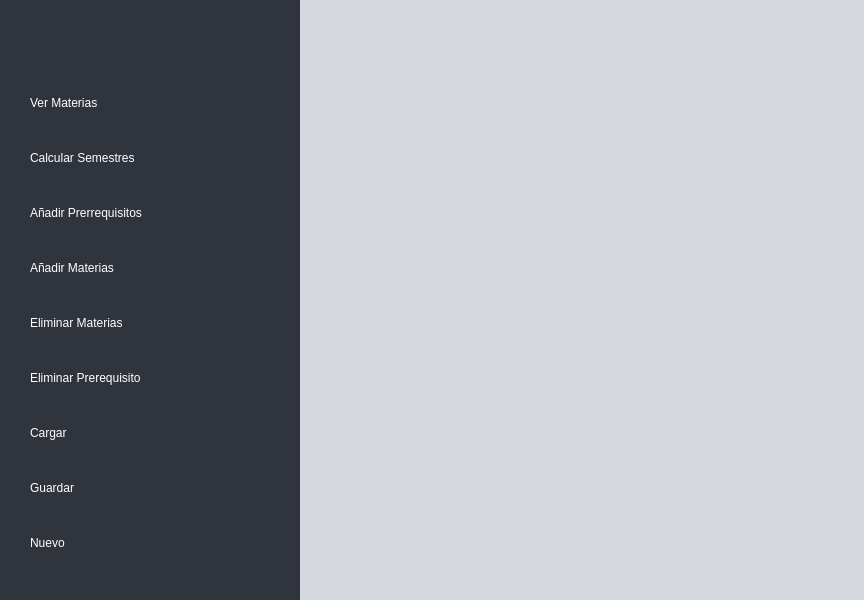
This is src/gui/ui/MainWindow.ui in Jav-Var/Graduacion-UNAL as Qt 5 draws it before an edit. The edited form follows.
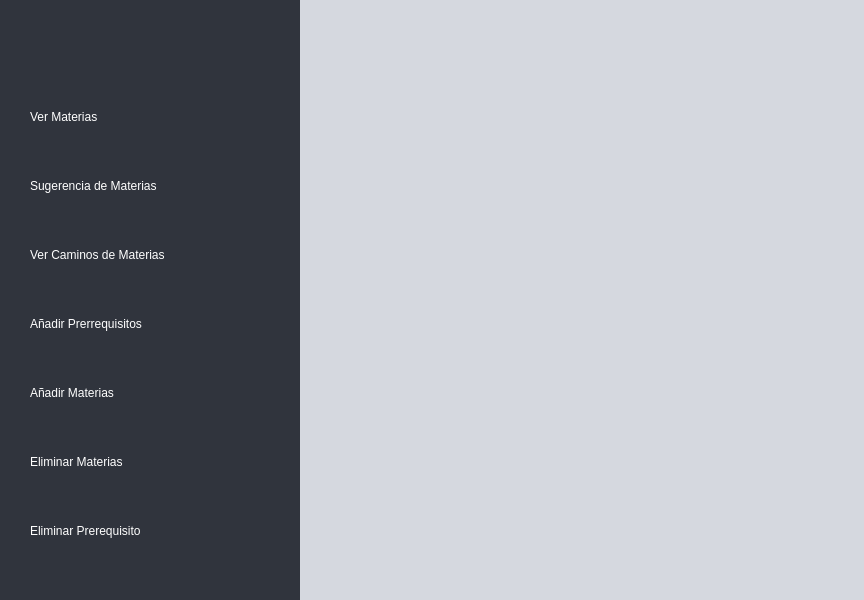
This is the edited form. Icons and pictures are not drawn.

```diff
--- a/src/gui/ui/MainWindow.ui
+++ b/src/gui/ui/MainWindow.ui
@@ -103,11 +103,22 @@
           <item>
            <widget class="QPushButton" name="ButtonCalcularSemestres">
             <property name="text">
-             <string>Calcular Semestres</string>
+             <string>Sugerencia de Materias</string>
             </property>
             <property name="icon">
-             <iconset resource="resources.qrc">
-              <normaloff>:/icons/icons/grid.svg</normaloff>:/icons/icons/grid.svg</iconset>
+             <iconset resource="../resources.qrc">
+              <normaloff>:/icons/icons/plus.svg</normaloff>:/icons/icons/plus.svg</iconset>
+            </property>
+           </widget>
+          </item>
+          <item>
+           <widget class="QPushButton" name="ButtonVerCaminosMaterias">
+            <property name="text">
+             <string>Ver Caminos de Materias</string>
+            </property>
+            <property name="icon">
+             <iconset resource="../resources.qrc">
+              <normaloff>:/icons/icons/save.svg</normaloff>:/icons/icons/save.svg</iconset>
             </property>
            </widget>
           </item>
@@ -155,39 +166,6 @@
             </property>
            </widget>
           </item>
-          <item>
-           <widget class="QPushButton" name="ButtonCargar">
-            <property name="text">
-             <string>Cargar</string>
-            </property>
-            <property name="icon">
-             <iconset resource="resources.qrc">
-              <normaloff>:/icons/icons/upload.svg</normaloff>:/icons/icons/upload.svg</iconset>
-            </property>
-           </widget>
-          </item>
-          <item>
-           <widget class="QPushButton" name="ButtonGuardar">
-            <property name="text">
-             <string>Guardar</string>
-            </property>
-            <property name="icon">
-             <iconset resource="resources.qrc">
-              <normaloff>:/icons/icons/save.svg</normaloff>:/icons/icons/save.svg</iconset>
-            </property>
-           </widget>
-          </item>
-          <item>
-           <widget class="QPushButton" name="ButtonNuevo">
-            <property name="text">
-             <string>Nuevo</string>
-            </property>
-            <property name="icon">
-             <iconset resource="resources.qrc">
-              <normaloff>:/icons/icons/file-plus.svg</normaloff>:/icons/icons/file-plus.svg</iconset>
-            </property>
-           </widget>
-          </item>
          </layout>
         </widget>
        </item>
```
Left out of the diff: 14 changed lines with no effect on the pictures.
